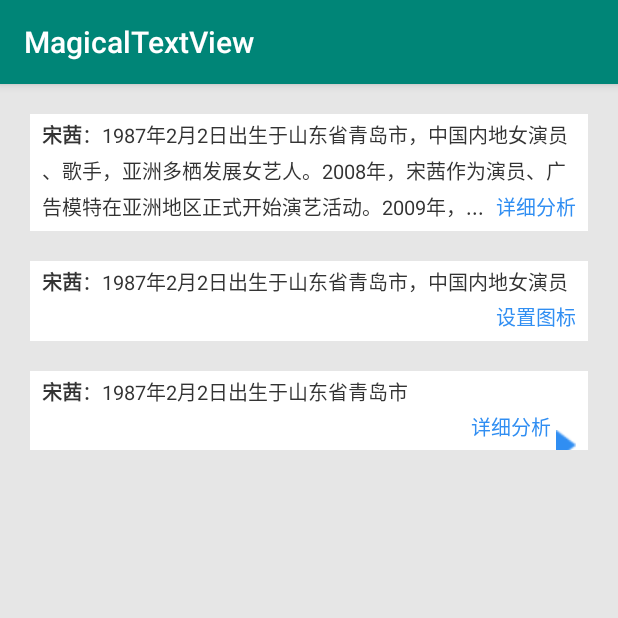
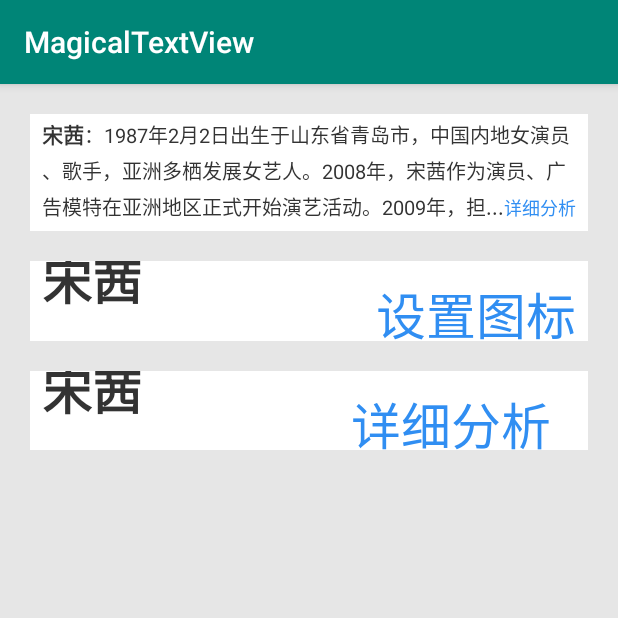
Before and after one commit to yangsanning/MagicalTextView, an Android app: the screen it shows after launch (MainActivity), on a phone screen of 412 x 824 dp, the top half of it. Run offline under Robolectric (Android 15) with nearby library versions, the phone set to English and light mode, and no system bars.

Commit message:
[ +] 增加加粗字体大小和颜色控制属性, [ +] 增加详情的字体大小和颜色控制属性

```diff
--- a/app/src/main/res/layout/activity_main.xml
+++ b/app/src/main/res/layout/activity_main.xml
@@ -24,7 +24,9 @@
         app:mtv_details_text_color="@color/mtv_details_text_color"
         app:mtv_max_line="3"
         app:mtv_row_width="10dp"
-        app:mtv_text_size="13sp" />
+        app:mtv_bold_text_size="14sp"
+        app:mtv_default_text_size="13sp"
+        app:mtv_details_text_size="12sp" />
 
     <ysn.com.magicaltextview.MagicalTextView
         android:id="@+id/main_activity_text_view2"
@@ -41,7 +43,7 @@
         app:mtv_padding_right="8dp"
         app:mtv_padding_top="8dp"
         app:mtv_row_width="10dp"
-        app:mtv_text_size="13sp" />
+        app:mtv_default_text_size="13sp" />
 
     <ysn.com.magicaltextview.MagicalTextView
         android:id="@+id/main_activity_text_view3"
@@ -60,5 +62,5 @@
         app:mtv_padding_right="8dp"
         app:mtv_padding_top="8dp"
         app:mtv_row_width="10dp"
-        app:mtv_text_size="13sp" />
+        app:mtv_default_text_size="13sp" />
 </LinearLayout>
--- a/build.gradle
+++ b/build.gradle
@@ -28,8 +28,8 @@ allprojects {
         //未经测试，不要随意升级支持库的版本
         SUPPORT_LIBRARY_VERSION = '27.1.1'
 
-        VERSION_CODE = 10000
-        VERSION_NAME = "1.0.0"
+        VERSION_CODE = 10001
+        VERSION_NAME = "1.0.1"
     }
 }
 
--- a/magicaltextview/src/main/java/ysn/com/magicaltextview/MagicalTextView.java
+++ b/magicaltextview/src/main/java/ysn/com/magicaltextview/MagicalTextView.java
@@ -2,6 +2,7 @@ package ysn.com.magicaltextview;
 
 import android.annotation.TargetApi;
 import android.content.Context;
+import android.content.res.Resources;
 import android.content.res.TypedArray;
 import android.graphics.Bitmap;
 import android.graphics.Canvas;
@@ -29,13 +30,15 @@ import java.util.List;
  */
 public class MagicalTextView extends View {
 
-    private TextPaint textPaint;
+    private int paddingLeft, paddingRight, paddingTop, paddingBottom;
+
+    private TextPaint boldTextPaint, defaultTextPaint, detailsTextPaint;
     private String defaultText, detailsText;
-    private int textColor, detailsTextColor;
-    private int textSize;
+    private int boldTextColor, defaultTextColor, detailsTextColor;
+    private int boldTextSize, defaultTextSize, detailsTextSize;
     private int detailsMarginLeft;
+    private int boldEndIndex;
 
-    private int paddingLeft, paddingRight, paddingTop, paddingBottom;
     /**
      * 行宽
      */
@@ -65,7 +68,6 @@ public class MagicalTextView extends View {
     private Rect[] textRectArray = null;
     private String endTagText = "...";
     private int endTagTextWidth, detailsTextWidth, lineTextWidth;
-    private int boldEndIndex;
 
     private boolean isRangeDown;
     private OnDetailsClickListener onDetailsClickListener;
@@ -96,25 +98,26 @@ public class MagicalTextView extends View {
     }
 
     private void initAttrs(Context context, AttributeSet attrs) {
+        Resources resources = context.getResources();
         TypedArray typedArray = context.obtainStyledAttributes(attrs, R.styleable.MagicalTextView);
-        defaultText = typedArray.getString(R.styleable.MagicalTextView_mtv_default_text);
-        textColor = typedArray.getColor(R.styleable.MagicalTextView_mtv_default_text_color,
-                context.getResources().getColor(R.color.mtv_text_color));
-        detailsText = typedArray.getString(R.styleable.MagicalTextView_mtv_details_text);
-        detailsTextColor = typedArray.getColor(R.styleable.MagicalTextView_mtv_details_text_color,
-                context.getResources().getColor(R.color.mtv_details_text_color));
-        detailsMarginLeft = typedArray.getDimensionPixelSize(R.styleable.MagicalTextView_mtv_details_margin_left, 0);
-        textSize = typedArray.getDimensionPixelSize(R.styleable.MagicalTextView_mtv_text_size, 50);
 
         paddingLeft = typedArray.getDimensionPixelSize(R.styleable.MagicalTextView_mtv_padding_left, 0);
         paddingRight = typedArray.getDimensionPixelSize(R.styleable.MagicalTextView_mtv_padding_right, 0);
         paddingTop = typedArray.getDimensionPixelSize(R.styleable.MagicalTextView_mtv_padding_top, 0);
         paddingBottom = typedArray.getDimensionPixelSize(R.styleable.MagicalTextView_mtv_padding_bottom, 0);
 
-        rowWidth = typedArray.getDimensionPixelSize(R.styleable.MagicalTextView_mtv_row_width, 7);
-        maxLine = typedArray.getInteger(R.styleable.MagicalTextView_mtv_max_line, 3);
+        boldTextColor = typedArray.getColor(R.styleable.MagicalTextView_mtv_bold_text_color, resources.getColor(R.color.mtv_text_color));
+        boldTextSize = typedArray.getDimensionPixelSize(R.styleable.MagicalTextView_mtv_bold_text_size, 50);
+        boldEndIndex = typedArray.getDimensionPixelSize(R.styleable.MagicalTextView_mtv_bold_end_index, 0);
 
-        isForceMaxHeight = typedArray.getBoolean(R.styleable.MagicalTextView_mtv_force_max_height, false);
+        defaultText = typedArray.getString(R.styleable.MagicalTextView_mtv_default_text);
+        defaultTextColor = typedArray.getColor(R.styleable.MagicalTextView_mtv_default_text_color, resources.getColor(R.color.mtv_text_color));
+        defaultTextSize = typedArray.getDimensionPixelSize(R.styleable.MagicalTextView_mtv_default_text_size, 50);
+
+        detailsText = typedArray.getString(R.styleable.MagicalTextView_mtv_details_text);
+        detailsTextColor = typedArray.getColor(R.styleable.MagicalTextView_mtv_details_text_color, resources.getColor(R.color.mtv_details_text_color));
+        detailsTextSize = typedArray.getDimensionPixelSize(R.styleable.MagicalTextView_mtv_details_text_size, 50);
+        detailsMarginLeft = typedArray.getDimensionPixelSize(R.styleable.MagicalTextView_mtv_details_margin_left, 0);
 
         Drawable detailsImage = typedArray.getDrawable(R.styleable.MagicalTextView_mtv_details_image);
         detailsImageWidth = typedArray.getDimensionPixelSize(R.styleable.MagicalTextView_mtv_details_image_width, 20);
@@ -123,6 +126,10 @@ public class MagicalTextView extends View {
         if (detailsImage != null) {
             zoomBitmap(drawableToBitmap(detailsImage));
         }
+
+        rowWidth = typedArray.getDimensionPixelSize(R.styleable.MagicalTextView_mtv_row_width, 7);
+        maxLine = typedArray.getInteger(R.styleable.MagicalTextView_mtv_max_line, 3);
+        isForceMaxHeight = typedArray.getBoolean(R.styleable.MagicalTextView_mtv_force_max_height, false);
 
         typedArray.recycle();
     }
@@ -136,11 +143,24 @@ public class MagicalTextView extends View {
     }
 
     private void initPaint() {
-        textPaint = new TextPaint();
-        textPaint.setAntiAlias(true);
-        textPaint.setTextSize(textSize);
-        textPaint.setColor(textColor);
-        textPaint.setTextAlign(Paint.Align.LEFT);
+        boldTextPaint = new TextPaint();
+        boldTextPaint.setColor(boldTextColor);
+        boldTextPaint.setTextSize(boldTextSize);
+        boldTextPaint.setTypeface(Typeface.DEFAULT_BOLD);
+        boldTextPaint.setAntiAlias(true);
+        boldTextPaint.setTextAlign(Paint.Align.LEFT);
+
+        defaultTextPaint = new TextPaint();
+        defaultTextPaint.setColor(defaultTextColor);
+        defaultTextPaint.setTextSize(defaultTextSize);
+        defaultTextPaint.setAntiAlias(true);
+        defaultTextPaint.setTextAlign(Paint.Align.LEFT);
+
+        detailsTextPaint = new TextPaint();
+        detailsTextPaint.setColor(detailsTextColor);
+        detailsTextPaint.setTextSize(detailsTextSize);
+        detailsTextPaint.setAntiAlias(true);
+        detailsTextPaint.setTextAlign(Paint.Align.LEFT);
     }
 
     private void initView() {
@@ -149,13 +169,13 @@ public class MagicalTextView extends View {
         endTagTextWidth = 0;
         endTagText = endTagText == null ? "" : endTagText;
         for (char c : endTagText.toCharArray()) {
-            endTagTextWidth += getSingleCharWidth(c);
+            endTagTextWidth += getSingleCharWidth(defaultTextPaint, c);
         }
 
         detailsTextWidth = 0;
         detailsText = detailsText == null ? "" : detailsText;
         for (char c : detailsText.toCharArray()) {
-            detailsTextWidth += getSingleCharWidth(c);
+            detailsTextWidth += getSingleCharWidth(detailsTextPaint, c);
         }
     }
 
@@ -188,7 +208,7 @@ public class MagicalTextView extends View {
         for (int i = 0, length = lineTextList.size(); i < length && i < maxLine; i++) {
             String lineText = lineTextList.get(i);
             Rect lineTextRect = new Rect();
-            textPaint.getTextBounds(lineText, 0, lineText.length(), lineTextRect);
+            defaultTextPaint.getTextBounds(lineText, 0, lineText.length(), lineTextRect);
             if (heightMode == MeasureSpec.AT_MOST) {
                 if (i == length - 1 || i == maxLine - 1) {
                     textHeight += lineTextRect.height() + paddingBottom + paddingTop;
@@ -213,7 +233,8 @@ public class MagicalTextView extends View {
         StringBuilder textStringBuilder = new StringBuilder();
         for (int i = 0, length = textCharArray.length; i < length; i++) {
             char textChar = textCharArray[i];
-            currentLTextWidth += getSingleCharWidth(textChar);
+            // todo: 对加粗进行处理
+            currentLTextWidth += getSingleCharWidth(defaultTextPaint, textChar);
             if (currentLTextWidth > lineTextWidth) {
                 lineTextList.add(textStringBuilder.toString());
                 textStringBuilder.delete(0, textStringBuilder.length());
@@ -241,7 +262,7 @@ public class MagicalTextView extends View {
     /**
      * 得到单个char的宽度
      */
-    public float getSingleCharWidth(char textChar) {
+    public float getSingleCharWidth(TextPaint textPaint, char textChar) {
         float[] width = new float[1];
         textPaint.getTextWidths(new char[]{textChar}, 0, 1, width);
         return width[0];
@@ -263,45 +284,41 @@ public class MagicalTextView extends View {
         }
 
         // 绘制第一行(处理加粗情况)
-        textPaint.setTypeface(Typeface.DEFAULT_BOLD);
-        textPaint.setColor(textColor);
         String lineText = lineTextList.get(0);
         String startText = lineText.substring(0, boldEndIndex);
         int marginTop = getTopTextMarginTop();
-        canvas.drawText(startText, paddingLeft, marginTop, textPaint);
+        canvas.drawText(startText, paddingLeft, marginTop, boldTextPaint);
 
-        float startX = (textPaint.measureText(startText) + paddingLeft);
-        textPaint.setTypeface(Typeface.DEFAULT);
-        canvas.drawText(lineText.substring(boldEndIndex), startX, marginTop, textPaint);
+        float startX = (boldTextPaint.measureText(startText) + paddingLeft);
+        canvas.drawText(lineText.substring(boldEndIndex), startX, marginTop, defaultTextPaint);
 
         // 绘制剩余行数
         for (int i = 1, length = lineTextList.size(); i < length; i++) {
             lineText = lineTextList.get(i);
             marginTop += (textRectArray[i].height() + rowWidth);
-            textPaint.setColor((isForceMaxHeight && i >= virtualStartLine) ? Color.TRANSPARENT : textColor);
+            defaultTextPaint.setColor((isForceMaxHeight && i >= virtualStartLine) ? Color.TRANSPARENT : defaultTextColor);
             if (maxLine == i + 1) {
-                canvas.drawText(getPassText(lineText, true), paddingLeft, marginTop, textPaint);
-                textPaint.setColor(detailsTextColor);
-                canvas.drawText(detailsText, getDetailsStartX(), marginTop, textPaint);
+                canvas.drawText(getPassText(lineText, true), paddingLeft, marginTop, defaultTextPaint);
+                canvas.drawText(detailsText, getDetailsStartX(), marginTop, detailsTextPaint);
                 drawDetailsBitmap(canvas, marginTop);
                 break;
             } else {
-                canvas.drawText(lineText, paddingLeft, marginTop, textPaint);
+                canvas.drawText(lineText, paddingLeft, marginTop, defaultTextPaint);
             }
         }
     }
 
     private int getTopTextMarginTop() {
-        return textRectArray[0].height() / 2 + paddingTop + getFontSpace();
+        return textRectArray[0].height() / 2 + paddingTop + getFontSpace(boldEndIndex == 0 ? defaultTextPaint : boldTextPaint);
     }
 
-    private int getFontSpace() {
+    private int getFontSpace(TextPaint textPaint) {
         Paint.FontMetricsInt fontMetrics = textPaint.getFontMetricsInt();
         return (fontMetrics.descent - fontMetrics.ascent) / 2 - fontMetrics.descent;
     }
 
     private String getPassText(String text, boolean isFirst) {
-        lineTextWidth = (int) textPaint.measureText(text);
+        lineTextWidth = (int) defaultTextPaint.measureText(text);
         if (lineTextWidth >= getMaxLineTextWidth()) {
             return getPassText(text.substring(0, text.length() - 1), false);
         }
@@ -325,7 +342,7 @@ public class MagicalTextView extends View {
         if (detailsImage != null) {
             float bitmapLeft = viewWidth - paddingRight - detailsImageWidth;
             float bitmapTop = marginTop - textRectArray[maxLine - 1].height() + detailsImageHeight / 2f;
-            canvas.drawBitmap(detailsImage, bitmapLeft, bitmapTop, textPaint);
+            canvas.drawBitmap(detailsImage, bitmapLeft, bitmapTop, defaultTextPaint);
         }
     }
 
--- a/magicaltextview/src/main/res/values/attrs.xml
+++ b/magicaltextview/src/main/res/values/attrs.xml
@@ -2,23 +2,31 @@
 <resources>
 
     <declare-styleable name="MagicalTextView">
-        <attr name="mtv_default_text" format="string" />
-        <attr name="mtv_default_text_color" format="color" />
-        <attr name="mtv_details_text" format="string" />
-        <attr name="mtv_details_text_color" format="color" />
-        <attr name="mtv_details_margin_left" format="dimension" />
-        <attr name="mtv_text_size" format="dimension" />
         <attr name="mtv_padding_left" format="dimension" />
         <attr name="mtv_padding_top" format="dimension" />
         <attr name="mtv_padding_right" format="dimension" />
         <attr name="mtv_padding_bottom" format="dimension" />
-        <attr name="mtv_row_width" format="dimension" />
-        <attr name="mtv_max_line" format="integer" />
-        <attr name="mtv_force_max_height" format="boolean" />
+
+        <attr name="mtv_bold_text_color" format="color" />
+        <attr name="mtv_bold_text_size" format="dimension" />
+        <attr name="mtv_bold_end_index" format="integer" />
+
+        <attr name="mtv_default_text" format="string" />
+        <attr name="mtv_default_text_color" format="color" />
+        <attr name="mtv_default_text_size" format="dimension" />
+
+        <attr name="mtv_details_text" format="string" />
+        <attr name="mtv_details_text_color" format="color" />
+        <attr name="mtv_details_text_size" format="dimension" />
+        <attr name="mtv_details_margin_left" format="dimension" />
 
         <attr name="mtv_details_image" format="reference" />
         <attr name="mtv_details_image_width" format="dimension" />
         <attr name="mtv_details_image_height" format="dimension" />
         <attr name="mtv_details_image_margin_left" format="dimension" />
+
+        <attr name="mtv_row_width" format="dimension" />
+        <attr name="mtv_max_line" format="integer" />
+        <attr name="mtv_force_max_height" format="boolean" />
     </declare-styleable>
 </resources>
```
